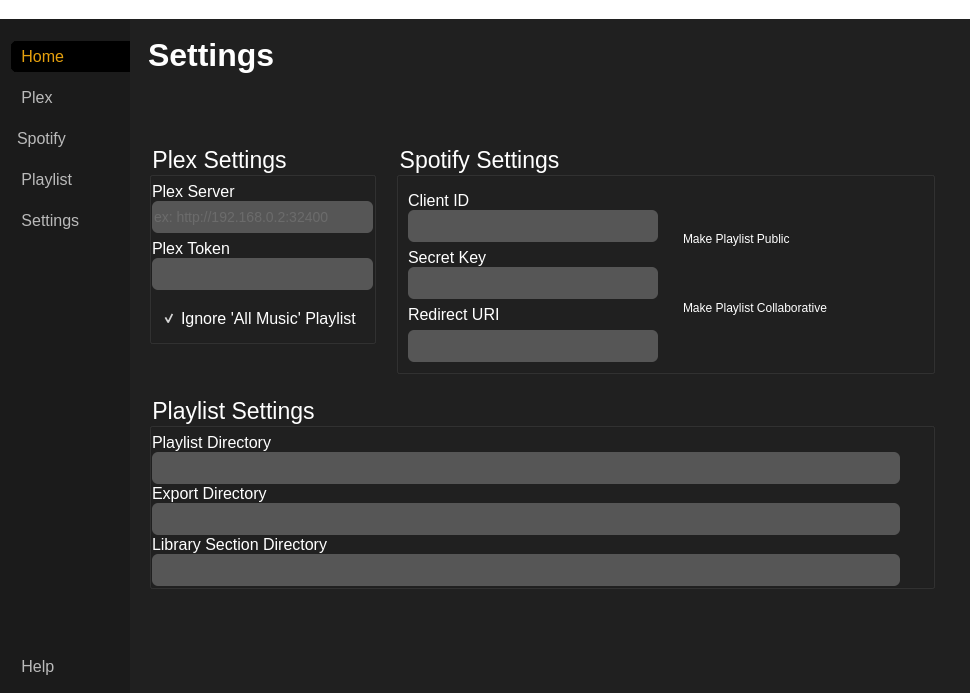
Old version of the form main.ui in the repository rchr157/plex-playlists.
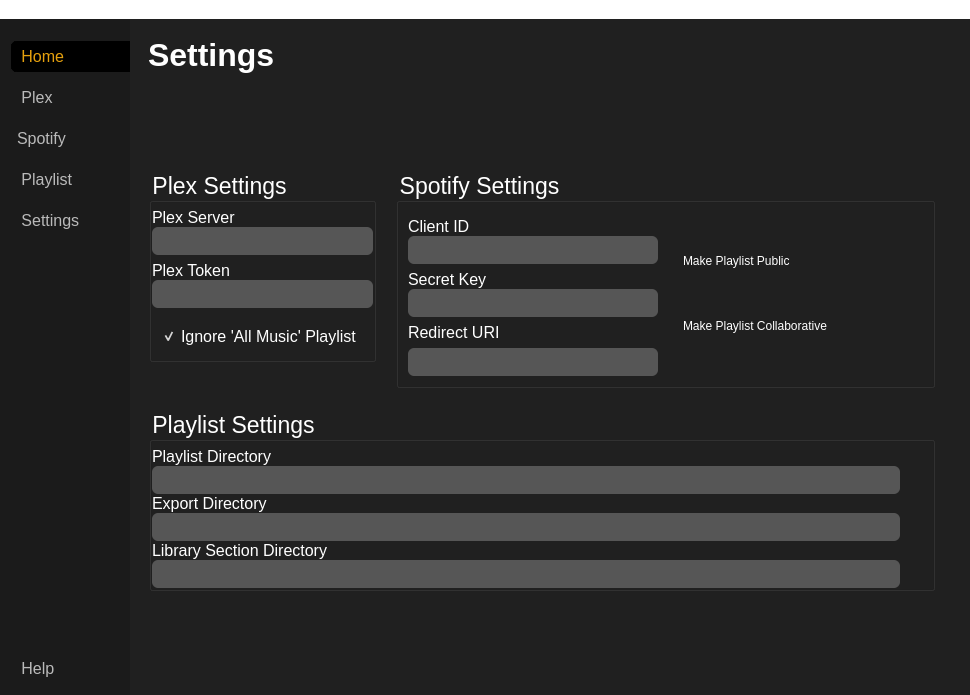
New version of the form. The open tabs and pages were chosen to show the change. Icons and pictures are not drawn.

What changed in the file:
```diff
--- a/main.ui
+++ b/main.ui
@@ -7,7 +7,7 @@
     <x>0</x>
     <y>0</y>
     <width>970</width>
-    <height>693</height>
+    <height>695</height>
    </rect>
   </property>
   <property name="windowTitle">
@@ -24,7 +24,7 @@
 	color: white;
 	border-radius: 6px;
 	font-size: 14px;
-	height: 32;
+	height: 28;
 }
 QComboBox{
 	background-color: white;
@@ -109,10 +109,6 @@
 	padding: 10px 18px;
 }
 
-
-#lned_plex_server{
-	color: gray;
-}
 #chkbx_ignore_all{
 	font-size: 16px;
 }
@@ -1954,7 +1950,7 @@
                                  </size>
                                 </property>
                                 <property name="placeholderText">
-                                 <string>ex: http://192.168.0.2:32400</string>
+                                 <string/>
                                 </property>
                                </widget>
                               </item>
```
Left out of the diff: 8 changed lines with no effect on the pictures.
